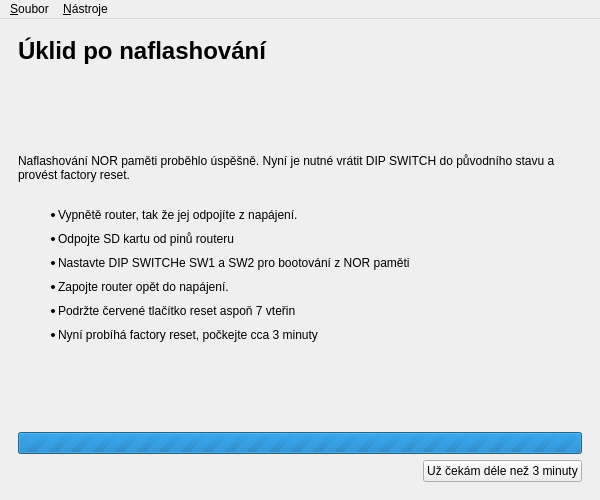
This is gui/installer.ui in turris-cz/rtools-gui as Qt 5 draws it before an edit. The edited form follows.
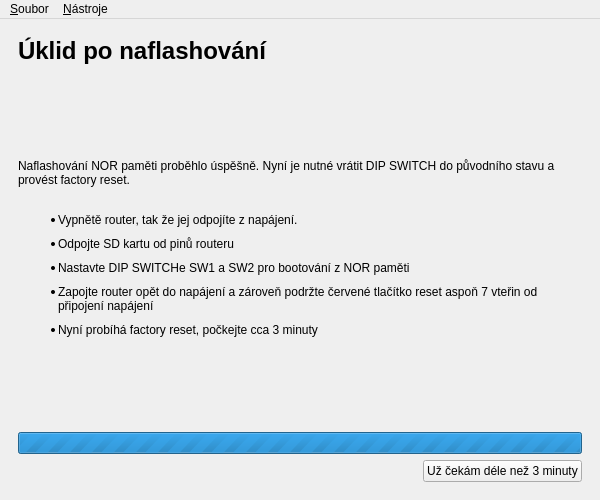
This is the edited form. The open tabs and pages were chosen to show the change. Icons and pictures are not drawn.

Patch:
```diff
--- a/gui/installer.ui
+++ b/gui/installer.ui
@@ -351,7 +351,7 @@
            </sizepolicy>
           </property>
           <property name="text">
-           <string>&lt;html&gt;&lt;head/&gt;&lt;body&gt;&lt;p&gt;Naflashování NOR paměti proběhlo úspěšně. Nyní je nutné vrátit DIP SWITCH do původního stavu a provést factory reset.&lt;br/&gt;&lt;/p&gt;&lt;ul style=&quot;margin-top: 0px; margin-bottom: 0px; margin-left: 0px; margin-right: 0px; -qt-list-indent: 1;&quot;&gt;&lt;li style=&quot; margin-top:0px; margin-bottom:10px; margin-left:0px; margin-right:0px; -qt-block-indent:0; text-indent:0px;&quot;&gt;Vypnětě router, tak že jej odpojíte z napájení. &lt;/li&gt;&lt;li style=&quot; margin-top:0px; margin-bottom:10px; margin-left:0px; margin-right:0px; -qt-block-indent:0; text-indent:0px;&quot;&gt;Odpojte SD kartu od pinů routeru&lt;/li&gt;&lt;li style=&quot; margin-top:0px; margin-bottom:10px; margin-left:0px; margin-right:0px; -qt-block-indent:0; text-indent:0px;&quot;&gt;Nastavte DIP SWITCHe SW1 a SW2 pro bootování z NOR paměti&lt;/li&gt;&lt;li style=&quot; margin-top:0px; margin-bottom:10px; margin-left:0px; margin-right:0px; -qt-block-indent:0; text-indent:0px;&quot;&gt;Zapojte router opět do napájení.&lt;/li&gt;&lt;li style=&quot; margin-top:0px; margin-bottom:10px; margin-left:0px; margin-right:0px; -qt-block-indent:0; text-indent:0px;&quot;&gt;Podržte červené tlačítko reset aspoň 7 vteřin&lt;/li&gt;&lt;li style=&quot; margin-top:0px; margin-bottom:10px; margin-left:0px; margin-right:0px; -qt-block-indent:0; text-indent:0px;&quot;&gt;Nyní probíhá factory reset, počkejte cca 3 minuty&lt;/li&gt;&lt;/ul&gt;&lt;/body&gt;&lt;/html&gt;</string>
+           <string>&lt;html&gt;&lt;head/&gt;&lt;body&gt;&lt;p&gt;Naflashování NOR paměti proběhlo úspěšně. Nyní je nutné vrátit DIP SWITCH do původního stavu a provést factory reset.&lt;br/&gt;&lt;/p&gt;&lt;ul style=&quot;margin-top: 0px; margin-bottom: 0px; margin-left: 0px; margin-right: 0px; -qt-list-indent: 1;&quot;&gt;&lt;li style=&quot; margin-top:0px; margin-bottom:10px; margin-left:0px; margin-right:0px; -qt-block-indent:0; text-indent:0px;&quot;&gt;Vypnětě router, tak že jej odpojíte z napájení. &lt;/li&gt;&lt;li style=&quot; margin-top:0px; margin-bottom:10px; margin-left:0px; margin-right:0px; -qt-block-indent:0; text-indent:0px;&quot;&gt;Odpojte SD kartu od pinů routeru&lt;/li&gt;&lt;li style=&quot; margin-top:0px; margin-bottom:10px; margin-left:0px; margin-right:0px; -qt-block-indent:0; text-indent:0px;&quot;&gt;Nastavte DIP SWITCHe SW1 a SW2 pro bootování z NOR paměti&lt;/li&gt;&lt;li style=&quot; margin-top:0px; margin-bottom:10px; margin-left:0px; margin-right:0px; -qt-block-indent:0; text-indent:0px;&quot;&gt;Zapojte router opět do napájení a zároveň podržte červené tlačítko reset aspoň 7 vteřin od připojení napájení&lt;/li&gt;&lt;li style=&quot; margin-top:0px; margin-bottom:10px; margin-left:0px; margin-right:0px; -qt-block-indent:0; text-indent:0px;&quot;&gt;Nyní probíhá factory reset, počkejte cca 3 minuty&lt;/li&gt;&lt;/ul&gt;&lt;/body&gt;&lt;/html&gt;</string>
           </property>
           <property name="textFormat">
            <enum>Qt::RichText</enum>
```
